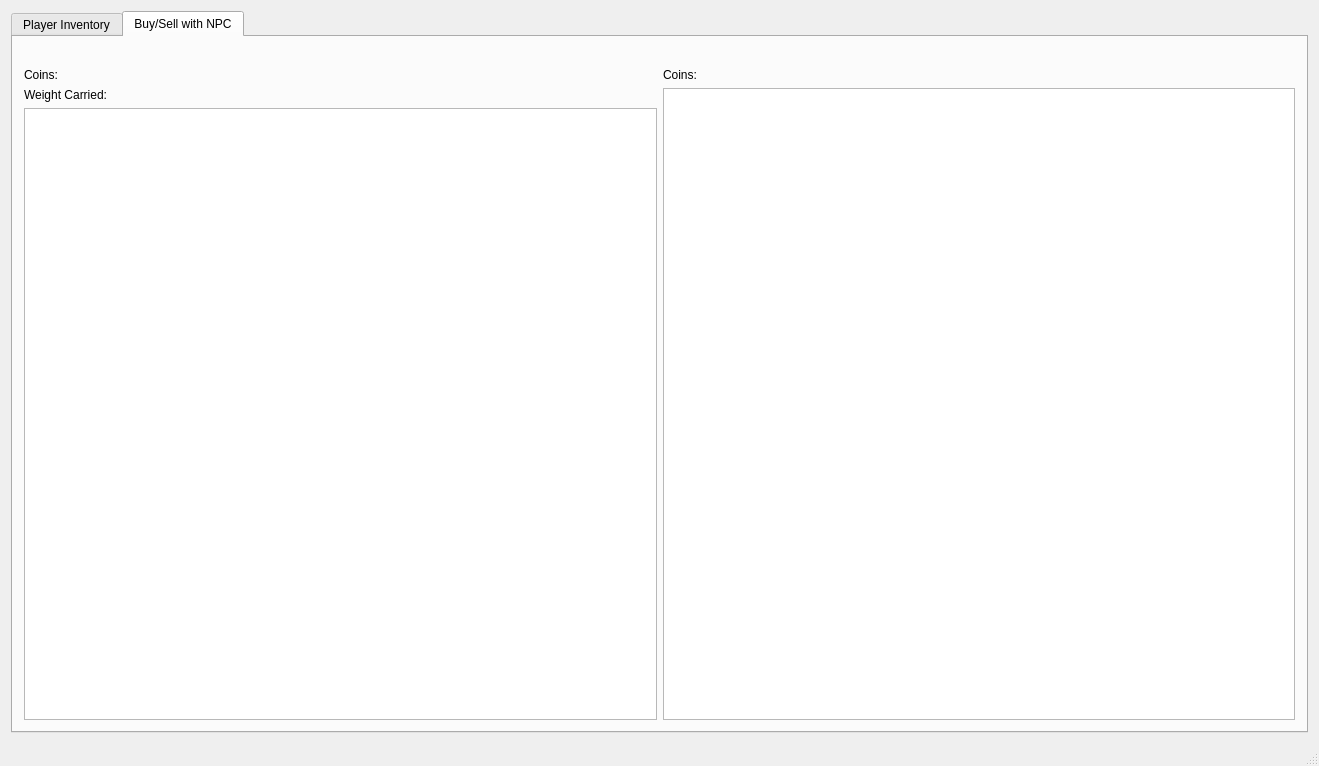
Before: the Qt Designer form QtProject/mainwindow.ui in Numbstrike/455, drawn with Qt 5.
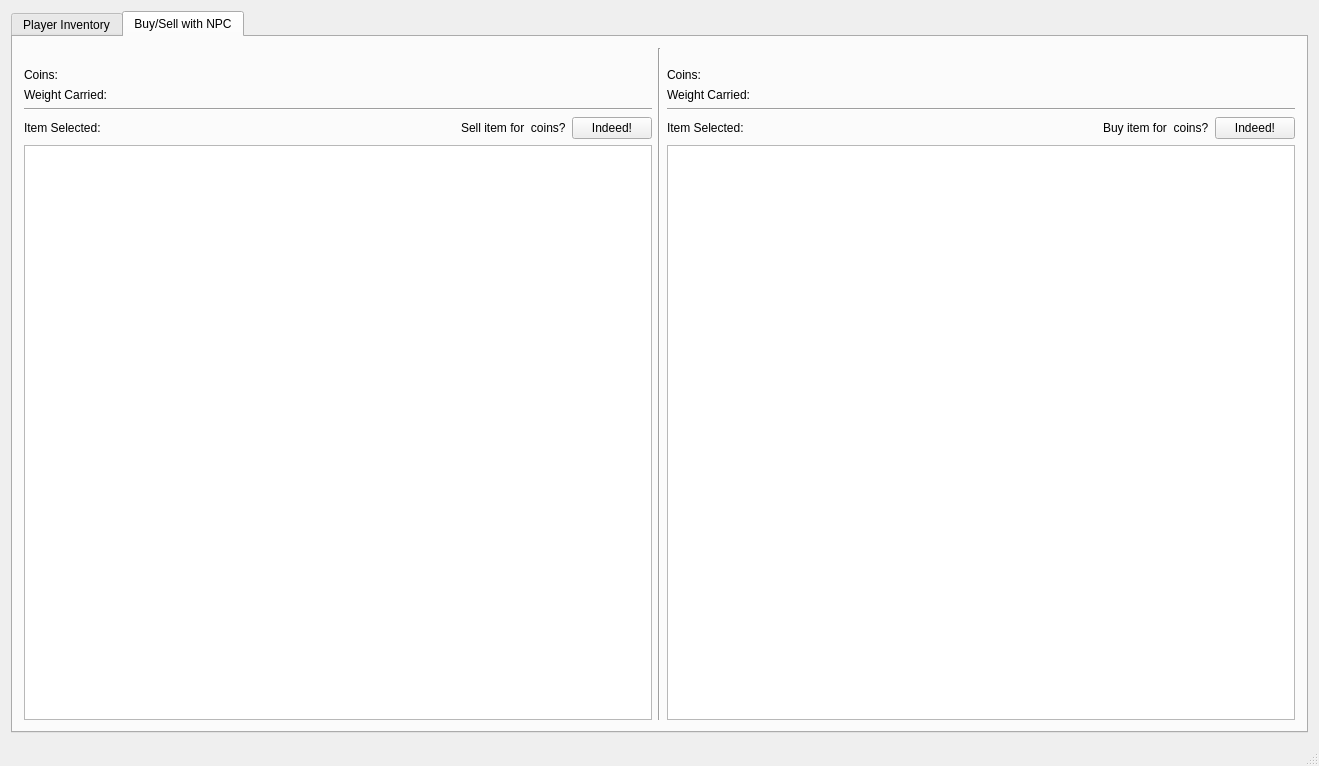
After: the same form once the commit is applied. The open tabs and pages were chosen to show the change.

What changed in the file:
```diff
--- a/QtProject/mainwindow.ui
+++ b/QtProject/mainwindow.ui
@@ -285,11 +285,63 @@
             </property>
            </widget>
           </item>
+          <item>
+           <widget class="Line" name="line">
+            <property name="orientation">
+             <enum>Qt::Horizontal</enum>
+            </property>
+           </widget>
+          </item>
+          <item>
+           <layout class="QHBoxLayout" name="horizontalLayout">
+            <item>
+             <widget class="QLabel" name="sellAmtLabel">
+              <property name="text">
+               <string>Item Selected: &lt;itemname&gt;</string>
+              </property>
+             </widget>
+            </item>
+            <item>
+             <spacer name="horizontalSpacer_3">
+              <property name="orientation">
+               <enum>Qt::Horizontal</enum>
+              </property>
+              <property name="sizeHint" stdset="0">
+               <size>
+                <width>40</width>
+                <height>20</height>
+               </size>
+              </property>
+             </spacer>
+            </item>
+            <item>
+             <widget class="QLabel" name="sellItemSelected">
+              <property name="text">
+               <string>Sell item for &lt;int&gt; coins?</string>
+              </property>
+             </widget>
+            </item>
+            <item>
+             <widget class="QPushButton" name="sellPushButton">
+              <property name="text">
+               <string>Indeed!</string>
+              </property>
+             </widget>
+            </item>
+           </layout>
+          </item>
           <item>
            <widget class="QTableView" name="pInvTableView_buySell"/>
           </item>
          </layout>
         </item>
+        <item>
+         <widget class="Line" name="line_3">
+          <property name="orientation">
+           <enum>Qt::Vertical</enum>
+          </property>
+         </widget>
+        </item>
         <item>
          <layout class="QVBoxLayout" name="verticalLayout_2">
           <item>
@@ -306,6 +358,58 @@
             </property>
            </widget>
           </item>
+          <item>
+           <widget class="QLabel" name="npcWeightLabel_buySell">
+            <property name="text">
+             <string>Weight Carried: &lt;int&gt;</string>
+            </property>
+           </widget>
+          </item>
+          <item>
+           <widget class="Line" name="line_2">
+            <property name="orientation">
+             <enum>Qt::Horizontal</enum>
+            </property>
+           </widget>
+          </item>
+          <item>
+           <layout class="QHBoxLayout" name="horizontalLayout_4">
+            <item>
+             <widget class="QLabel" name="buyAmtLabel">
+              <property name="text">
+               <string>Item Selected: &lt;itemname&gt;</string>
+              </property>
+             </widget>
+            </item>
+            <item>
+             <spacer name="horizontalSpacer_4">
+              <property name="orientation">
+               <enum>Qt::Horizontal</enum>
+              </property>
+              <property name="sizeHint" stdset="0">
+               <size>
+                <width>40</width>
+                <height>20</height>
+               </size>
+              </property>
+             </spacer>
+            </item>
+            <item>
+             <widget class="QLabel" name="buyItemSelected">
+              <property name="text">
+               <string>Buy item for &lt;int&gt; coins?</string>
+              </property>
+             </widget>
+            </item>
+            <item>
+             <widget class="QPushButton" name="buyPushButton">
+              <property name="text">
+               <string>Indeed!</string>
+              </property>
+             </widget>
+            </item>
+           </layout>
+          </item>
           <item>
            <widget class="QTableView" name="npcInvTableView_buySell"/>
           </item>
```
Left out of the diff: 114 changed lines with no effect on the pictures.
